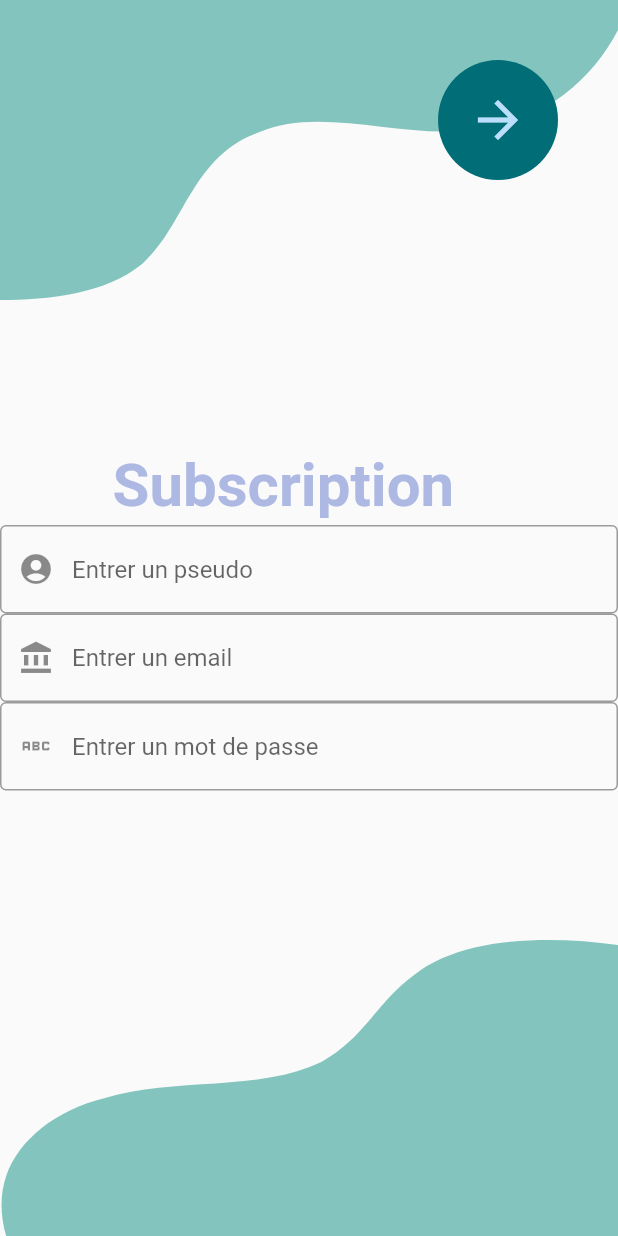
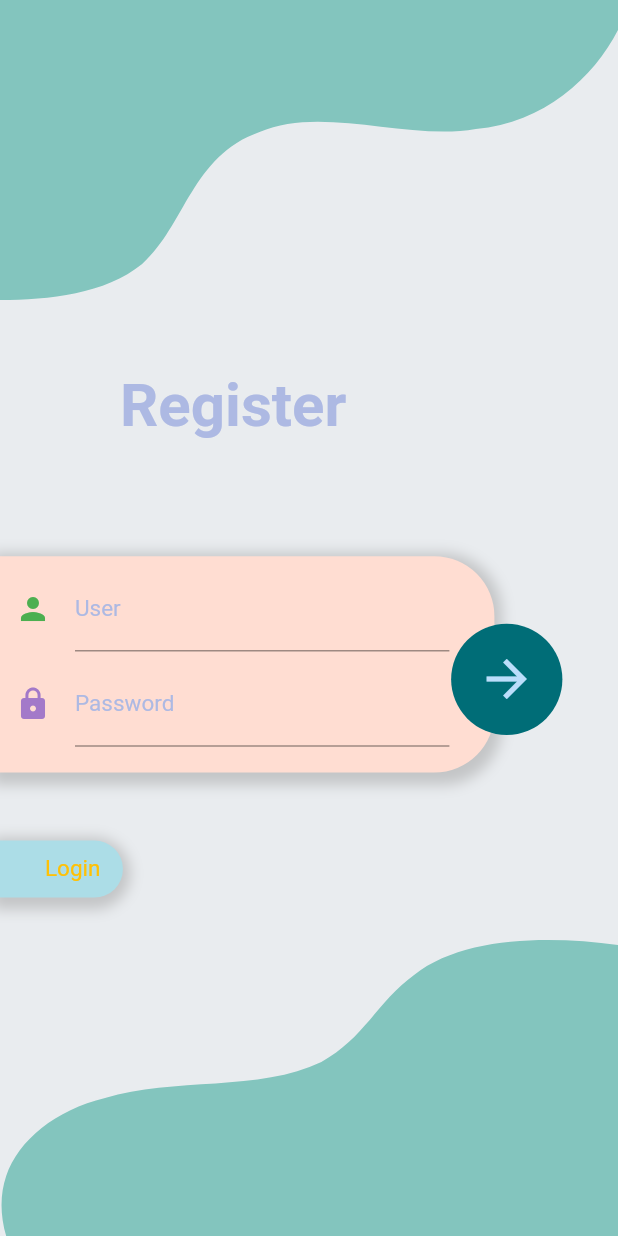
Before and after one commit to goby33/trivial_pursuit_tristan_six_martin_gobert, a Flutter app: the screen it shows after launch, after a tap on "Register", on a phone screen of 412 x 824 dp. Run offline on Flutter 3.47's test engine with Material 2 defaults, Android fonts, the phone set to English and light mode, and no system bars; our stand-ins replace firebase_core, freezed_annotation, get, get_storage, go_router; accounts and stored records are empty; network calls fail.

Commit message:
fix(login): remove design login - register page (#7)
Co-authored-by: Martin gobert <martingobert@macbook-pro-de-martin.home>

```diff
--- a/lib/data/user/entities/user.dart
+++ b/lib/data/user/entities/user.dart
@@ -1,5 +1,4 @@
 import 'package:freezed_annotation/freezed_annotation.dart';
-
 
 part 'user.freezed.dart';
 part 'user.g.dart';
@@ -20,6 +19,6 @@ class User with _$User {
     required int score,
   }) = _User;
 
-    /// Creates a User from Json map
+  /// Creates a User from Json map
   factory User.fromJson(Map<String, dynamic> data) => _$UserFromJson(data);
 }
--- a/lib/main.dart
+++ b/lib/main.dart
@@ -1,4 +1,3 @@
-import 'package:firebase_core/firebase_core.dart';
 import 'package:flutter/material.dart';
 import 'package:trivial_pursuit_app/theme/my_theme.dart';
 import 'package:trivial_pursuit_app/theme/theme_service.dart';
@@ -6,6 +5,7 @@ import 'package:trivial_pursuit_app/ui/routes/app_routes.dart';
 
 import 'package:get/get.dart';
 import 'package:get_storage/get_storage.dart';
+import 'package:firebase_core/firebase_core.dart';
 
 import 'firebase_options.dart';
 
--- a/lib/ui/pages/home/home.dart
+++ b/lib/ui/pages/home/home.dart
@@ -38,6 +38,7 @@ class _HomeState extends State<Home> {
   Widget build(BuildContext context) {
     return Scaffold(
       appBar: AppBar(
+        automaticallyImplyLeading: false,
         backgroundColor: Theme.of(context).primaryColor,
         title: Text(titlesPage[_pageIndex]),
         centerTitle: true,
--- a/lib/ui/pages/login/login.dart
+++ b/lib/ui/pages/login/login.dart
@@ -1,7 +1,7 @@
 import 'package:flutter/material.dart';
 import 'package:go_router/go_router.dart';
-import 'package:trivial_pursuit_app/ui/widgets/bottom_painter.dart';
-import 'package:trivial_pursuit_app/ui/widgets/header_painter.dart';
+import 'package:trivial_pursuit_app/ui/common//bottom_painter.dart';
+import 'package:trivial_pursuit_app/ui/common//header_painter.dart';
 import 'package:trivial_pursuit_app/ui/pages/login/widgets/login_form.dart';
 
 class Login extends StatelessWidget {
@@ -45,6 +45,8 @@ class Login extends StatelessWidget {
           Positioned(
             top: heightPage * 0.68,
             right: 70,
+            child: InkWell(
+              onTap: () => GoRouter.of(context).push("/forgot"),
               child: const Text(
                 "Forgot ? ",
                 style: TextStyle(
@@ -55,13 +57,12 @@ class Login extends StatelessWidget {
                 ),
               ),
             ),
+          ),
           Positioned(
             top: heightPage * 0.68,
             left: 0,
             child: GestureDetector(
-                onTap: () {
-                  GoRouter.of(context).push("/subscription");
-                },
+                onTap: () => GoRouter.of(context).push("/subscription"),
                 child: Container(
                   padding: const EdgeInsets.only(
                     top: 10,
--- /dev/null
+++ b/lib/ui/pages/register/register.dart
@@ -0,0 +1,100 @@
+import 'package:flutter/material.dart';
+import 'package:go_router/go_router.dart';
+import 'package:trivial_pursuit_app/ui/pages/register/widgets/register_form.dart';
+
+import '../../common//bottom_painter.dart';
+import '../../common//header_painter.dart';
+
+class Register extends StatefulWidget {
+  const Register({Key? key}) : super(key: key);
+
+  @override
+  State<Register> createState() => _RegisterState();
+}
+
+class _RegisterState extends State<Register> {
+  @override
+  Widget build(BuildContext context) {
+    var heightPage = MediaQuery.of(context).size.height;
+    var widthPage = MediaQuery.of(context).size.width;
+    return Scaffold(
+      resizeToAvoidBottomInset: false,
+      backgroundColor: const Color.fromRGBO(233, 236, 239, 1),
+      body: Stack(
+        children: <Widget>[
+          Align(
+            alignment: Alignment.topLeft,
+            child: CustomPaint(
+              painter: HeaderPainter(),
+              child: SizedBox(
+                  width: MediaQuery.of(context).size.width, height: 200),
+            ),
+          ),
+          Positioned(
+            top: heightPage * 0.30,
+            left: 80,
+            child: const Text(
+              "Register",
+              style: TextStyle(
+                fontSize: 40,
+                fontWeight: FontWeight.bold,
+                color: Color.fromRGBO(173, 185, 227, 1),
+              ),
+            ),
+          ),
+          Positioned(
+            top: heightPage * 0.45,
+            child: SizedBox(width: widthPage, child: const RegisterForm()),
+          ),
+          Positioned(
+            top: heightPage * 0.68,
+            left: 0,
+            child: GestureDetector(
+                onTap: () {
+                  GoRouter.of(context).push("/login");
+                },
+                child: Container(
+                  padding: const EdgeInsets.only(
+                    top: 10,
+                    left: 30,
+                    bottom: 10,
+                    right: 15,
+                  ),
+                  decoration: BoxDecoration(
+                    color: const Color.fromRGBO(172, 221, 231, 1),
+                    borderRadius: const BorderRadius.only(
+                      topRight: Radius.circular(30),
+                      bottomRight: Radius.circular(30),
+                    ),
+                    boxShadow: [
+                      BoxShadow(
+                        color: Colors.grey.withOpacity(0.5),
+                        spreadRadius: 5,
+                        blurRadius: 7,
+                        offset:
+                            const Offset(0, 3), // changes position of shadow
+                      ),
+                    ],
+                  ),
+                  child: const Text(
+                    "Login",
+                    style: TextStyle(
+                      fontSize: 15,
+                      color: Colors.amber,
+                    ),
+                  ),
+                )),
+          ),
+          Align(
+            alignment: Alignment.bottomLeft,
+            child: CustomPaint(
+              painter: BottomPainter(),
+              child: SizedBox(
+                  width: MediaQuery.of(context).size.width, height: 200),
+            ),
+          ),
+        ],
+      ),
+    );
+  }
+}
--- /dev/null
+++ b/lib/ui/pages/register/widgets/register_form.dart
@@ -0,0 +1,81 @@
+import 'package:flutter/material.dart';
+import 'package:go_router/go_router.dart';
+
+class RegisterForm extends StatelessWidget {
+  const RegisterForm({Key? key}) : super(key: key);
+
+  @override
+  Widget build(BuildContext context) {
+    var widthPage = MediaQuery.of(context).size.width;
+    return Stack(
+      alignment: Alignment.center,
+      children: [
+        Align(
+          alignment: Alignment.topLeft,
+          child: Container(
+            padding: const EdgeInsets.only(
+              left: 10,
+              right: 30,
+              bottom: 10,
+            ),
+            width: widthPage * 0.8,
+            height: widthPage * 0.35,
+            decoration: BoxDecoration(
+              color: const Color.fromRGBO(255, 221, 210, 1),
+              borderRadius: const BorderRadius.only(
+                topRight: Radius.circular(40),
+                bottomRight: Radius.circular(40),
+              ),
+              boxShadow: [
+                BoxShadow(
+                  color: Colors.grey.withOpacity(0.5),
+                  spreadRadius: 5,
+                  blurRadius: 7,
+                  offset: const Offset(0, 3), // changes position of shadow
+                ),
+              ],
+            ),
+            child: Column(
+              mainAxisSize: MainAxisSize.max,
+              mainAxisAlignment: MainAxisAlignment.spaceEvenly,
+              children: const [
+                TextField(
+                  style: TextStyle(color: Colors.white, fontSize: 15),
+                  obscureText: false,
+                  decoration: InputDecoration(
+                    labelText: 'User',
+                    icon: Icon(Icons.person),
+                    iconColor: Colors.green,
+                  ),
+                ),
+                TextField(
+                  style: TextStyle(fontSize: 15),
+                  obscureText: true,
+                  decoration: InputDecoration(
+                      labelText: 'Password', icon: Icon(Icons.lock)),
+                ),
+              ],
+            ),
+          ),
+        ),
+        Positioned(
+          right: widthPage * 0.09,
+          top: 45,
+          child: GestureDetector(
+            onTap: () {
+              GoRouter.of(context).push("/");
+            },
+            child: CircleAvatar(
+              minRadius: widthPage * 0.09,
+              backgroundColor: const Color.fromRGBO(0, 109, 119, 1),
+              child: const Icon(
+                Icons.arrow_forward,
+                size: 40,
+              ),
+            ),
+          ),
+        ),
+      ],
+    );
+  }
+}
--- a/lib/ui/pages/subscription/subscription.dart
+++ /dev/null
@@ -1,98 +0,0 @@
-import 'package:flutter/material.dart';
-import 'package:go_router/go_router.dart';
-
-import '../../widgets/bottom_painter.dart';
-import '../../widgets/header_painter.dart';
-
-class Subscription extends StatefulWidget {
-  const Subscription({Key? key}) : super(key: key);
-
-  @override
-  State<Subscription> createState() => _SubscriptionState();
-}
-
-class _SubscriptionState extends State<Subscription> {
-  @override
-  Widget build(BuildContext context) {
-    return Scaffold(
-      resizeToAvoidBottomInset: false,
-      body: Stack(
-        children: <Widget>[
-          Align(
-            alignment: Alignment.topLeft,
-            child: CustomPaint(
-              painter: HeaderPainter(),
-              child: SizedBox(
-                  width: MediaQuery.of(context).size.width, height: 200),
-            ),
-          ),
-          const Positioned(
-            top: 300,
-            left: 75,
-            child: Text(
-              "Subscription",
-              style: TextStyle(
-                fontSize: 40,
-                fontWeight: FontWeight.bold,
-                color: Color.fromRGBO(173, 185, 227, 1),
-              ),
-            ),
-          ),
-          Positioned(
-            top: 350,
-            child: SizedBox(
-              width: MediaQuery.of(context).size.width,
-              child: Column(
-                  crossAxisAlignment: CrossAxisAlignment.start,
-                  children: const [
-                    TextField(
-                        decoration: InputDecoration(
-                      prefixIcon: Icon(Icons.account_circle),
-                      border: OutlineInputBorder(),
-                      hintText: 'Entrer un pseudo',
-                    )),
-                    TextField(
-                        decoration: InputDecoration(
-                      prefixIcon: Icon(Icons.account_balance),
-                      border: OutlineInputBorder(),
-                      hintText: 'Entrer un email',
-                    )),
-                    TextField(
-                        decoration: InputDecoration(
-                      prefixIcon: Icon(Icons.abc),
-                      border: OutlineInputBorder(),
-                      hintText: 'Entrer un mot de passe',
-                    )),
-                  ]),
-            ),
-          ),
-          Positioned(
-            right: 40,
-            top: 40,
-            child: GestureDetector(
-              onTap: () {
-                GoRouter.of(context).push("/");
-              },
-              child: const CircleAvatar(
-                minRadius: 40,
-                backgroundColor: Color.fromRGBO(0, 109, 119, 1),
-                child: Icon(
-                  Icons.arrow_forward,
-                  size: 40,
-                ),
-              ),
-            ),
-          ),
-          Align(
-            alignment: Alignment.bottomLeft,
-            child: CustomPaint(
-              painter: BottomPainter(),
-              child: SizedBox(
-                  width: MediaQuery.of(context).size.width, height: 200),
-            ),
-          ),
-        ],
-      ),
-    );
-  }
-}
--- a/lib/ui/routes/app_routes.dart
+++ b/lib/ui/routes/app_routes.dart
@@ -1,8 +1,9 @@
 import 'package:go_router/go_router.dart';
+import 'package:trivial_pursuit_app/ui/pages/register/register.dart';
 
 import '../pages/home/home.dart';
 import '../pages/login/login.dart';
-import '../pages/subscription/subscription.dart';
+import '../pages/user_forgot/user_forgot.dart';
 
 abstract class AppRoutes {
   static const root = '/';
@@ -24,7 +25,13 @@ abstract class AppRoutes {
             path: '/subscription',
             name: 'subscription',
             builder: (context, state) {
-              return const Subscription();
+              return const Register();
+            }),
+        GoRoute(
+            path: '/forgot',
+            name: 'forgot',
+            builder: (context, state) {
+              return const UserForgot();
             }),
       ], initialLocation: '/login', debugLogDiagnostics: true);
 }
--- a/pubspec.yaml
+++ b/pubspec.yaml
@@ -44,6 +44,7 @@ dependencies:
   freezed_annotation: ^2.1.0
   json_serializable: ^6.2.0
   firebase_core: ^1.24.0
+  firebase_core_platform_interface: 4.5.1
   firebase_auth: ^3.11.2
   cloud_firestore: ^3.5.1
   mason: ^0.1.0-dev.34
```
Also changed, not shown: lib/ui/common/button_login.dart (added, +46 -0 lines), lib/ui/pages/user_forgot/user_forgot.dart (added, +63 -0 lines), lib/ui/pages/user_forgot/widgets/user_forgot_form.dart (added, +75 -0 lines), lib/firebase_options.dart, lib/ui/common/bottom_painter.dart (renamed from lib/ui/widgets/bottom_painter.dart), lib/ui/common/header_painter.dart (renamed from lib/ui/widgets/header_painter.dart), 116 other files. Lines whose indentation alone changed are shown as unchanged.
